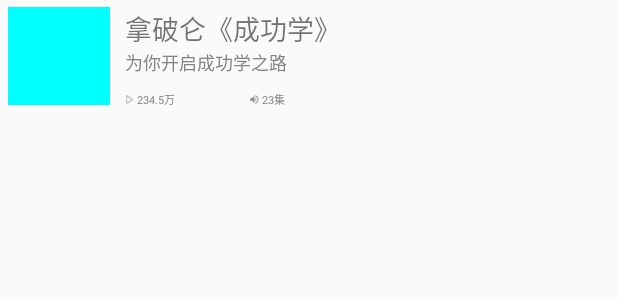
After one commit to XiaNingIf/Himalaya, an Android app: the layout item_recommed.xml on its own in the app's theme, with its tools: preview values and no code run, on a phone screen of 412 x 824 dp. The commit adds this screen. Shown: the top 300 px of the screen. Run offline under Robolectric (Android 15) with nearby library versions, the phone set to English and light mode, and no system bars.

Commit message:
完成推荐的RecyclerView注入

```diff
--- a/app/build.gradle
+++ b/app/build.gradle
@@ -43,6 +43,9 @@ dependencies {
     implementation 'com.google.code.gson:gson:2.8.6'
     implementation 'com.squareup.okhttp3:okhttp:4.7.2'
     implementation 'com.squareup.okio:okio:2.7.0-alpha.lockfree.2'
+    implementation 'androidx.recyclerview:recyclerview:1.2.0-alpha04'
+    implementation 'com.squareup.picasso:picasso:2.71828'
+    implementation 'com.github.bumptech.glide:glide:4.11.0'
     testImplementation 'junit:junit:4.12'
     androidTestImplementation 'androidx.test.ext:junit:1.1.1'
     androidTestImplementation 'androidx.test.espresso:espresso-core:3.2.0'
--- /dev/null
+++ b/app/src/main/java/com/jit/himalaya/utils/Constants.java
@@ -0,0 +1,6 @@
+package com.jit.himalaya.utils;
+
+public class Constants {
+    //获取推荐列表的专辑数量
+    public static int Recommend_Count = 20;
+}
--- /dev/null
+++ b/app/src/main/res/layout/item_recommed.xml
@@ -0,0 +1,100 @@
+<?xml version="1.0" encoding="utf-8"?>
+<RelativeLayout xmlns:android="http://schemas.android.com/apk/res/android"
+    android:layout_width="match_parent" android:layout_height="75dp">
+
+    <ImageView
+        android:id="@+id/album_cover"
+        android:layout_width="68dp"
+        android:layout_centerVertical="true"
+        android:layout_marginLeft="5dp"
+        android:layout_height="65dp"
+        android:background="#00ffff"
+        />
+
+    <LinearLayout
+        android:layout_width="wrap_content"
+        android:layout_marginTop="5dp"
+        android:layout_height="match_parent"
+        android:layout_marginLeft="10dp"
+        android:layout_toRightOf="@+id/album_cover"
+        android:orientation="vertical">
+
+        <TextView
+            android:lines="1"
+            android:ellipsize="end"
+            android:layout_width="match_parent"
+            android:layout_height="wrap_content"
+            android:id="@+id/album_title_tv"
+            android:text="拿破仑《成功学》"
+            android:textSize="18sp"
+            />
+        <TextView
+            android:layout_width="match_parent"
+            android:layout_height="wrap_content"
+            android:lines="1"
+            android:ellipsize="end"
+            android:id="@+id/album_description_tv"
+            android:text="为你开启成功学之路"
+            android:textColor="#ff848484"
+            android:textSize="12sp"
+            />
+
+        <LinearLayout
+            android:layout_width="match_parent"
+            android:layout_height="wrap_content"
+            android:layout_marginTop="10dp"
+            android:orientation="horizontal">
+
+
+            <LinearLayout
+                android:layout_width="wrap_content"
+                android:layout_height="wrap_content"
+                android:gravity="center_vertical"
+                android:orientation="horizontal">
+
+                <ImageView
+                    android:layout_width="6dp"
+                    android:layout_height="6dp"
+                    android:src="@mipmap/play_info_icon"/>
+
+
+                <TextView
+                    android:id="@+id/album_play_count"
+                    android:layout_width="45dp"
+                    android:layout_height="wrap_content"
+                    android:layout_marginLeft="2dp"
+                    android:text="234.5万"
+                    android:textColor="#ff848484"
+                    android:textSize="7sp"/>
+            </LinearLayout>
+
+
+            <LinearLayout
+                android:layout_width="wrap_content"
+                android:layout_height="wrap_content"
+                android:layout_marginLeft="30dp"
+                android:gravity="center_vertical"
+                android:orientation="horizontal">
+
+                <ImageView
+                    android:layout_width="6dp"
+                    android:layout_height="6dp"
+                    android:src="@mipmap/ic_sound"/>
+
+                <TextView
+                    android:id="@+id/album_content_size"
+                    android:layout_width="45dp"
+                    android:layout_height="wrap_content"
+                    android:layout_marginLeft="2dp"
+                    android:text="23集"
+                    android:textColor="#ff848484"
+                    android:textSize="7sp"/>
+            </LinearLayout>
+
+
+        </LinearLayout>
+
+    </LinearLayout>
+
+
+</RelativeLayout>
```
Also changed, not shown: app/src/main/java/com/jit/himalaya/adapters/RecommendListAdapter.java (added, +85 -0 lines), app/src/main/java/com/jit/himalaya/fragments/RecommendFragment.java (+69 -2 lines), app/src/main/java/com/jit/himalaya/utils/LogUtil.java (+4 -4 lines), app/src/main/res/layout/fragment_recommend.xml (+5 -6 lines), app/src/main/res/mipmap-mdpi/ic_sound.png (added), app/src/main/res/mipmap-mdpi/play_info_icon.png (added), 3 other files.
